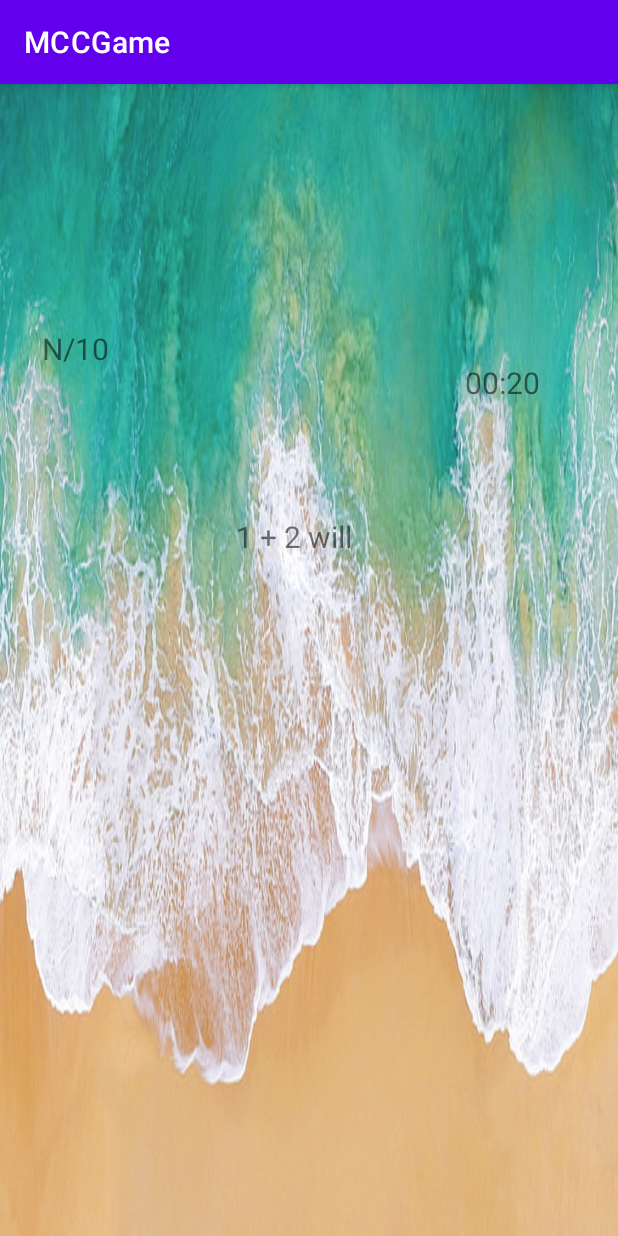
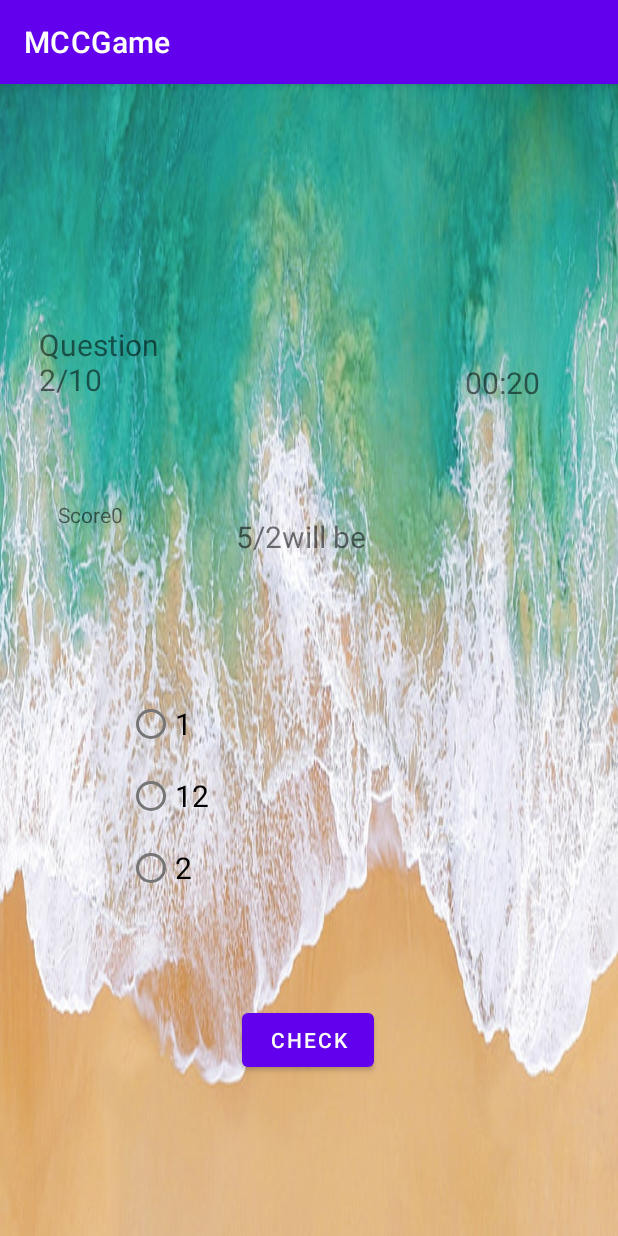
Before and after one commit to SumlutSauNu/MQGame, an Android app: the Level screen opened directly, with no data from a screen before it, on a phone screen of 412 x 824 dp. Run offline under Robolectric (Android 15) with nearby library versions, the light colour scheme and no system bars; 4 statements that could not run were skipped.

Commit message:
Updated design and Level.java

```diff
--- a/app/src/main/java/com/example/mccgame/Level.java
+++ b/app/src/main/java/com/example/mccgame/Level.java
@@ -1,17 +1,46 @@
 package com.example.mccgame;
 
+import android.content.Intent;
+import android.graphics.Path;
+import android.media.MediaPlayer;
 import android.os.Bundle;
 import android.os.CountDownTimer;
+import android.os.Debug;
+import android.text.format.Time;
 import android.view.View;
+import android.widget.Button;
+import android.widget.ImageView;
+import android.widget.RadioButton;
+import android.widget.RadioGroup;
 import android.widget.TextView;
+import android.widget.Toast;
 
 import androidx.appcompat.app.AppCompatActivity;
+import androidx.core.widget.TintableCheckedTextView;
+
+import java.util.ArrayList;
+import java.util.Collection;
+import java.util.Collections;
+import java.util.Timer;
 
 public class Level extends AppCompatActivity {
-    TextView txtLevel, txtQuestionNumber, txtQuestion, txtTimer;
+    TextView txtLevel, txtQuestionNumber, txtQuestion, txtTimer, txtScore;
+    ImageView imgCong;
     String level;
     CountDownTimer countDownTimer;
-    int questionIndex;
+    int questionIndex = 1;
+    int answer = 0;
+    int score = 0;
+    int num1 = 0;
+    int num2 = 0;
+    int operatorNum = 0;
+    String operator = "0";
+    RadioGroup radioGroup;
+    RadioButton Option1, Option2, Option3;
+    ArrayList<Integer> OptionList;
+    Button btnCheck, btnNext;
+
+
     @Override
     protected void onCreate(Bundle savedInstanceState) {
         super.onCreate(savedInstanceState);
@@ -20,20 +49,110 @@ public class Level extends AppCompatActivity {
         txtQuestionNumber = findViewById(R.id.idtxtQNum);
         txtQuestion = findViewById(R.id.idQuestion);
         txtTimer = findViewById(R.id.idtxtTimer);
+        txtScore = findViewById(R.id.Score);
+        imgCong = findViewById(R.id.idimgcong);
         level = getIntent().getStringExtra("Level");
+
+        radioGroup = findViewById(R.id.RedioGroup);
+        Option1 = findViewById(R.id.Option1);
+        Option2 = findViewById(R.id.Option2);
+        Option3 = findViewById(R.id.Option3);
+
+        btnCheck = (Button) findViewById(R.id.Check);
+        btnNext = (Button) findViewById(R.id.Next);
+        imgCong.setVisibility(View.INVISIBLE);
+        btnNext.setVisibility(View.INVISIBLE);
+        btnCheck.setOnClickListener(new View.OnClickListener() {
+            @Override
+            public void onClick(View view) {
+                CheckAnswer();
+
+            }
+        });
+        btnNext.setOnClickListener(new View.OnClickListener() {
+            @Override
+            public void onClick(View view) {
+                if(questionIndex<=10){
+                    setUpQuestion();
+                }
+                else{
+                    imgCong.setVisibility(View.VISIBLE);
+                }
+            }
+        });
+
         txtLevel.setText(level);
-        if(level.equals("0")){
+        if (level.equals("Level0")) {
             txtTimer.setVisibility(View.INVISIBLE);
         }
-        setUpQuestion();
-    }
-    public void setUpQuestion(){
-        if (!(level.equals("Level0"))) {
+        else{
             setTimer();
         }
+        setUpQuestion();
+
 
     }
-    public void setTimer(){
+
+    public void setUpQuestion() {
+        btnCheck.setVisibility(View.VISIBLE);
+        btnNext.setVisibility(View.INVISIBLE);
+        radioGroup.clearCheck();
+        txtQuestionNumber.setText("Question" + questionIndex + "/10");
+        questionIndex++;
+        txtScore.setText("Score" + score);
+        if (!(level.equals("Level0"))) {
+            countDownTimer.start();
+        }
+        num1 = randomNumber(12, 1);
+        num2 = randomNumber(12, 1);
+        operatorNum = randomNumber(4, 1);
+        if (operatorNum == 1) {
+            operator = "+";
+            answer = num1 + num2;
+        }
+        else if (operatorNum == 2) {
+            while(num1<num2){
+                num1 = randomNumber(12, 1);
+                num2 = randomNumber(12, 1);
+            }
+            operator="-";
+            answer = num1 - num2;
+        } else if (operatorNum == 3) {
+            operator = "*";
+            answer = num1 * num2;
+        } else if (operatorNum == 4) {
+            operator = "/";
+            answer = num1 / num2;
+        }
+        txtQuestion.setText(num1 + operator + num2 + "will be");
+        setUpOption();
+    }
+
+
+
+    public int randomNumber(int max, int min) {
+        int range = max - min + 1;
+        int rand = (int) (Math.random() * range) + min;
+        return rand;
+    }
+
+    public void setUpOption() {
+        OptionList = new ArrayList<Integer>();
+        OptionList.add(answer);
+        for(int i=0 ; i<2 ; i++){
+            int randNum = randomNumber(12,1);
+            while (OptionList.contains(randNum)){
+                randNum = randomNumber(12,1);
+                Toast.makeText(Level.this,"During While",Toast.LENGTH_SHORT).show();
+            }
+            OptionList.add(randNum);
+        }
+        Collections.shuffle(OptionList);
+        Option1.setText(String.valueOf(OptionList.get(0)));
+        Option2.setText(String.valueOf(OptionList.get(1)));
+        Option3.setText(String.valueOf(OptionList.get(2)));
+    }
+    public void setTimer() {
         int miliSecond = 0;
         if (level.equals("Level1")) {
             miliSecond = 21000;
@@ -48,10 +167,45 @@ public class Level extends AppCompatActivity {
 
             @Override
             public void onFinish() {
-
+                if(questionIndex<=10){
+                    setUpQuestion();
+                }
+                else{
+                    imgCong.setVisibility(View.INVISIBLE);
+                }
             }
         }.start();
 
     }
+    public void CheckAnswer() {
+        if (Option1.isChecked() || Option2.isChecked() || Option3.isChecked()) {
+            RadioButton Check = findViewById(radioGroup.getCheckedRadioButtonId());
+            if (answer == (Integer.parseInt(Check.getText().toString()))) {
+                score++;
+                txtScore.setText("Score:" + score);
+            }
+            btnNext.setVisibility(View.VISIBLE);
+            btnCheck.setVisibility(View.INVISIBLE);
+            if(answer==Integer.parseInt(Check.getText().toString())){
+                score++;
+                txtScore.setText("Score"+score);
+                Toast.makeText(Level.this,"Correct!",Toast.LENGTH_SHORT).show();
+                MediaPlayer ring= MediaPlayer.create(Level.this,R.raw.right);
+                ring.start();
+            }
+            else{
+                Toast.makeText(Level.this,"Incorrect!",Toast.LENGTH_SHORT).show();
+                MediaPlayer ring= MediaPlayer.create(Level.this,R.raw.fall);
+                ring.start();
+            }
 
+            if(!level.equals("0")){
+                txtTimer.cancelLongPress();
+            }
+        }
+
+        else {
+            Toast.makeText(Level.this, "Please Choose one", Toast.LENGTH_SHORT).show();
+        }
+    }
 }
--- a/app/src/main/res/layout/activity_level.xml
+++ b/app/src/main/res/layout/activity_level.xml
@@ -9,20 +9,21 @@
 
     <TextView
         android:id="@+id/idtxtLevel"
-        android:layout_width="247dp"
-        android:layout_height="70dp"
+        android:layout_width="204dp"
+        android:layout_height="71dp"
         android:text="Level"
         android:textSize="34sp"
         app:layout_constraintBottom_toBottomOf="parent"
         app:layout_constraintEnd_toEndOf="parent"
+        app:layout_constraintHorizontal_bias="0.685"
         app:layout_constraintStart_toStartOf="parent"
         app:layout_constraintTop_toTopOf="parent"
-        app:layout_constraintVertical_bias="0.094" />
+        app:layout_constraintVertical_bias="0.086" />
 
     <TextView
         android:id="@+id/idtxtQNum"
-        android:layout_width="63dp"
-        android:layout_height="39dp"
+        android:layout_width="90dp"
+        android:layout_height="50dp"
         android:text="N/10"
         android:textSize="20sp"
         app:layout_constraintBottom_toBottomOf="parent"
@@ -56,4 +57,87 @@
         app:layout_constraintStart_toStartOf="parent"
         app:layout_constraintTop_toTopOf="parent"
         app:layout_constraintVertical_bias="0.389" />
+
+    <TextView
+        android:id="@+id/Score"
+        android:layout_width="52dp"
+        android:layout_height="28dp"
+        android:text="Score"
+        app:layout_constraintBottom_toBottomOf="parent"
+        app:layout_constraintEnd_toEndOf="parent"
+        app:layout_constraintHorizontal_bias="0.108"
+        app:layout_constraintStart_toStartOf="parent"
+        app:layout_constraintTop_toTopOf="parent"
+        app:layout_constraintVertical_bias="0.375" />
+
+    <RadioGroup
+        android:id="@+id/RedioGroup"
+        android:layout_width="243dp"
+        android:layout_height="148dp"
+        app:layout_constraintBottom_toBottomOf="parent"
+        app:layout_constraintEnd_toEndOf="parent"
+        app:layout_constraintStart_toStartOf="parent"
+        app:layout_constraintTop_toTopOf="parent"
+        app:layout_constraintVertical_bias="0.649">
+
+        <RadioButton
+            android:id="@+id/Option1"
+            android:layout_width="match_parent"
+            android:layout_height="wrap_content"
+            android:text="RadioButton"
+            android:textSize="20sp" />
+
+        <RadioButton
+            android:id="@+id/Option2"
+            android:layout_width="match_parent"
+            android:layout_height="wrap_content"
+            android:text="RadioButton"
+            android:textSize="20sp" />
+
+        <RadioButton
+            android:id="@+id/Option3"
+            android:layout_width="match_parent"
+            android:layout_height="wrap_content"
+            android:text="RadioButton"
+            android:textSize="20sp" />
+
+    </RadioGroup>
+
+    <Button
+        android:id="@+id/Check"
+        android:layout_width="wrap_content"
+        android:layout_height="wrap_content"
+        android:text="Check"
+        app:layout_constraintBottom_toBottomOf="parent"
+        app:layout_constraintEnd_toEndOf="parent"
+        app:layout_constraintHorizontal_bias="0.498"
+        app:layout_constraintStart_toStartOf="parent"
+        app:layout_constraintTop_toBottomOf="@+id/RedioGroup"
+        app:layout_constraintVertical_bias="0.371" />
+
+    <Button
+        android:id="@+id/Next"
+        android:layout_width="wrap_content"
+        android:layout_height="wrap_content"
+        android:text="Next"
+        app:layout_constraintBottom_toBottomOf="parent"
+        app:layout_constraintEnd_toEndOf="parent"
+        app:layout_constraintHorizontal_bias="0.513"
+        app:layout_constraintStart_toStartOf="parent"
+        app:layout_constraintTop_toBottomOf="@+id/RedioGroup"
+        app:layout_constraintVertical_bias="0.371" />
+
+    <ImageView
+        android:id="@+id/idimgcong"
+        android:layout_width="381dp"
+        android:layout_height="382dp"
+        app:layout_constraintBottom_toBottomOf="parent"
+        app:layout_constraintEnd_toEndOf="parent"
+        app:layout_constraintHorizontal_bias="0.439"
+        app:layout_constraintStart_toStartOf="parent"
+        app:layout_constraintTop_toTopOf="parent"
+        app:layout_constraintVertical_bias="0.363"
+        app:srcCompat="@drawable/congrate" />
+
+
 </androidx.constraintlayout.widget.ConstraintLayout>
```
Also changed, not shown: app/src/main/res/drawable/congrate.jpg (added), 6 other files.
